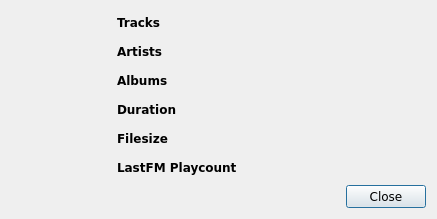
Before: the Qt Designer form branches/sayonara-885/src/GUI/library/InfoBox/GUI_Library_Info_Box.ui in shahid334/sayonara-player, drawn with Qt 5.
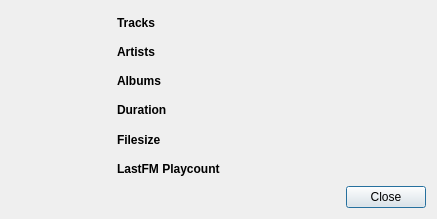
After: the same form once the commit is applied. Icons and pictures are not drawn.

```diff
--- a/branches/sayonara-885/src/GUI/library/InfoBox/GUI_Library_Info_Box.ui
+++ b/branches/sayonara-885/src/GUI/library/InfoBox/GUI_Library_Info_Box.ui
@@ -16,11 +16,6 @@
   <layout class="QGridLayout" name="gridLayout">
    <item row="3" column="2">
     <widget class="QLabel" name="lab_duration_value">
-     <property name="font">
-      <font>
-       <family>DejaVu Sans</family>
-      </font>
-     </property>
      <property name="text">
       <string/>
      </property>
@@ -28,11 +23,6 @@
    </item>
    <item row="1" column="2">
     <widget class="QLabel" name="lab_artist_count">
-     <property name="font">
-      <font>
-       <family>DejaVu Sans</family>
-      </font>
-     </property>
      <property name="text">
       <string/>
      </property>
@@ -42,7 +32,6 @@
     <widget class="QLabel" name="lab_lfm">
      <property name="font">
       <font>
-       <family>DejaVu Sans</family>
        <weight>75</weight>
        <bold>true</bold>
       </font>
@@ -56,7 +45,6 @@
     <widget class="QLabel" name="lab_artists">
      <property name="font">
       <font>
-       <family>DejaVu Sans</family>
        <weight>75</weight>
        <bold>true</bold>
       </font>
@@ -68,11 +56,6 @@
    </item>
    <item row="0" column="2">
     <widget class="QLabel" name="lab_track_count">
-     <property name="font">
-      <font>
-       <family>DejaVu Sans</family>
-      </font>
-     </property>
      <property name="text">
       <string/>
      </property>
@@ -80,11 +63,6 @@
    </item>
    <item row="2" column="2">
     <widget class="QLabel" name="lab_album_count">
-     <property name="font">
-      <font>
-       <family>DejaVu Sans</family>
-      </font>
-     </property>
      <property name="text">
       <string/>
      </property>
@@ -94,7 +72,6 @@
     <widget class="QLabel" name="lab_tracks">
      <property name="font">
       <font>
-       <family>DejaVu Sans</family>
        <weight>75</weight>
        <bold>true</bold>
       </font>
@@ -108,7 +85,6 @@
     <widget class="QLabel" name="lab_duration">
      <property name="font">
       <font>
-       <family>DejaVu Sans</family>
        <weight>75</weight>
        <bold>true</bold>
       </font>
@@ -122,7 +98,6 @@
     <widget class="QLabel" name="lab_albums">
      <property name="font">
       <font>
-       <family>DejaVu Sans</family>
        <weight>75</weight>
        <bold>true</bold>
       </font>
@@ -152,11 +127,6 @@
        <height>0</height>
       </size>
      </property>
-     <property name="font">
-      <font>
-       <family>DejaVu Sans</family>
-      </font>
-     </property>
      <property name="text">
       <string/>
      </property>
@@ -170,11 +140,6 @@
    </item>
    <item row="5" column="2">
     <widget class="QLabel" name="lab_lfm_playcount">
-     <property name="font">
-      <font>
-       <family>DejaVu Sans</family>
-      </font>
-     </property>
      <property name="text">
       <string/>
      </property>
@@ -184,7 +149,6 @@
     <widget class="QLabel" name="label">
      <property name="font">
       <font>
-       <family>DejaVu Sans</family>
        <weight>75</weight>
        <bold>true</bold>
       </font>
@@ -196,11 +160,6 @@
    </item>
    <item row="4" column="2">
     <widget class="QLabel" name="lab_filesize">
-     <property name="font">
-      <font>
-       <family>DejaVu Sans</family>
-      </font>
-     </property>
      <property name="text">
       <string/>
      </property>
@@ -229,11 +188,6 @@
          <height>16777215</height>
         </size>
        </property>
-       <property name="font">
-        <font>
-         <family>DejaVu Sans</family>
-        </font>
-       </property>
        <property name="focusPolicy">
         <enum>Qt::ClickFocus</enum>
        </property>
```
